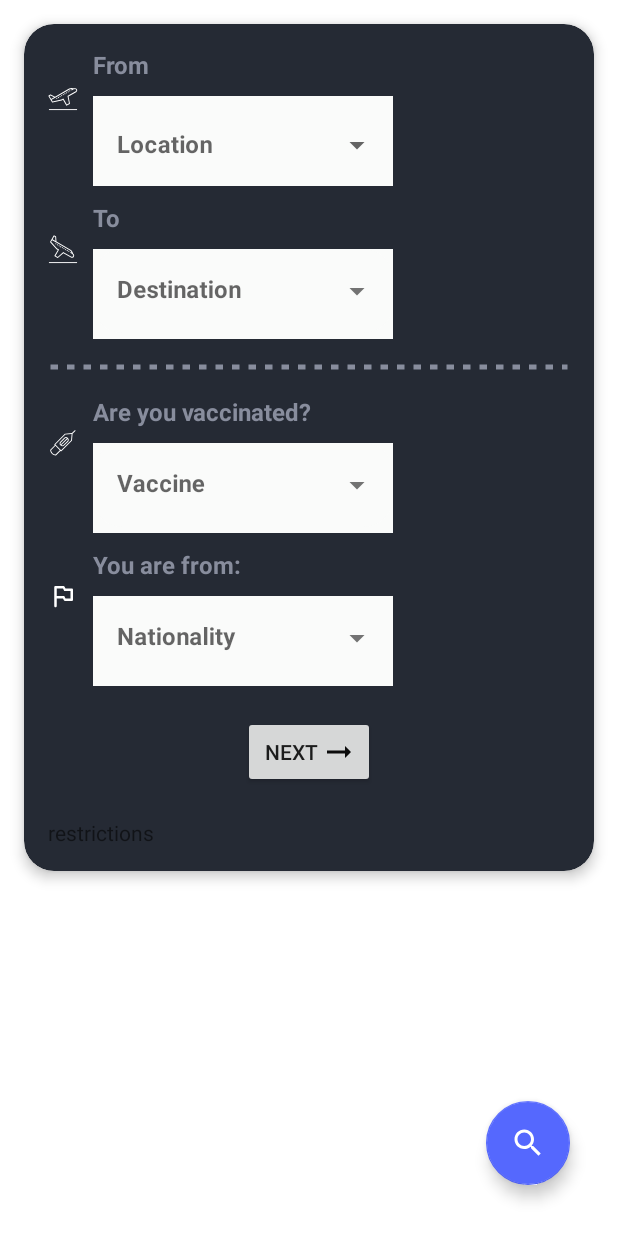
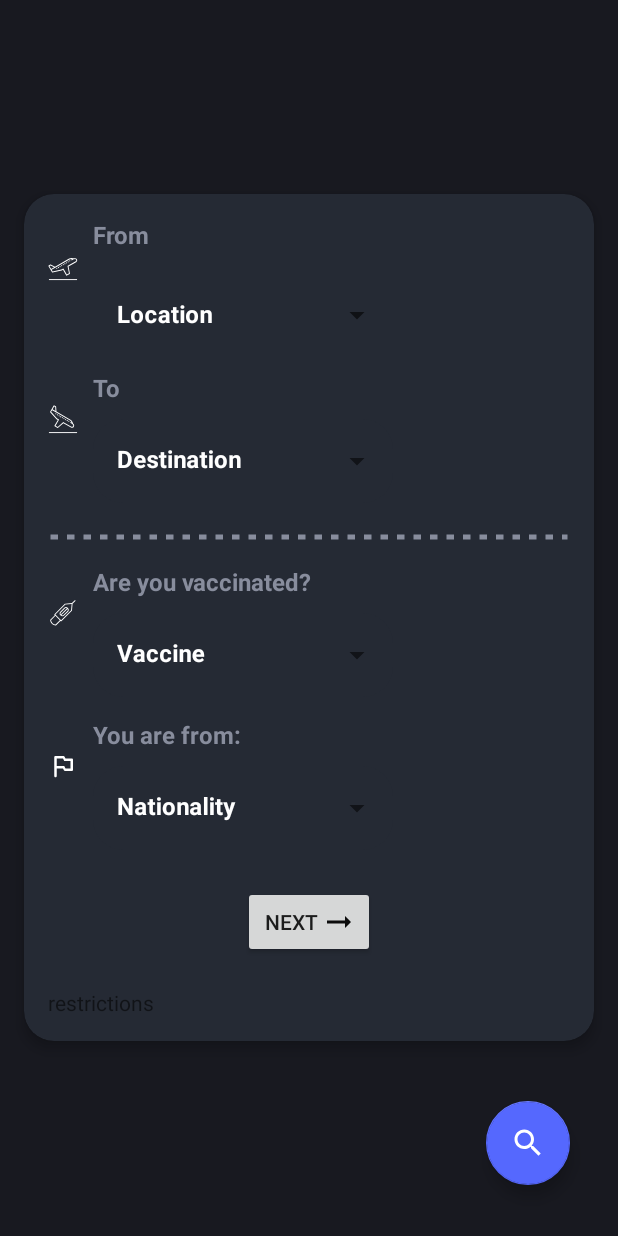
Before and after one commit to OmarKhachidze/Travel-19, an Android app: the ChooseAirportFragment screen opened through its navigation route, on a phone screen of 412 x 824 dp. Run offline under Robolectric (Android 15) with nearby library versions, the phone set to English and light mode, and no system bars; our stand-ins replace Dagger/Hilt's generated code; 1 statement that could not run was skipped.

Commit message:
refactor: change choose airport fragment ui

```diff
--- a/app/src/main/java/ge/bootcamp/travel19/ui/fragments/airport_restriction/AirportRestrictionFragment.kt
+++ b/app/src/main/java/ge/bootcamp/travel19/ui/fragments/airport_restriction/AirportRestrictionFragment.kt
@@ -75,6 +75,4 @@ class AirportRestrictionFragment : BaseFragment<FragmentAirportRestrictionBindin
             }
         }
     }
-
-
 }
--- a/app/src/main/java/ge/bootcamp/travel19/ui/fragments/auth/register/RegisterFragment.kt
+++ b/app/src/main/java/ge/bootcamp/travel19/ui/fragments/auth/register/RegisterFragment.kt
@@ -5,6 +5,7 @@ import androidx.fragment.app.activityViewModels
 import androidx.lifecycle.Lifecycle
 import androidx.lifecycle.lifecycleScope
 import androidx.lifecycle.repeatOnLifecycle
+import androidx.navigation.fragment.findNavController
 import ge.bootcamp.travel19.R
 import ge.bootcamp.travel19.databinding.FragmentRegisterBinding
 import ge.bootcamp.travel19.ui.fragments.BaseFragment
@@ -62,6 +63,8 @@ class RegisterFragment : BaseFragment<FragmentRegisterBinding>(FragmentRegisterB
     }
 
     override fun start() {
-
+            binding.tvSignIn.setOnClickListener {
+                findNavController().navigate(RegisterFragmentDirections.actionRegisterFragmentToMiHome())
+            }
     }
 }
--- a/app/src/main/java/ge/bootcamp/travel19/ui/fragments/search_country/adapter/CountriesAdapter.kt
+++ b/app/src/main/java/ge/bootcamp/travel19/ui/fragments/search_country/adapter/CountriesAdapter.kt
@@ -40,10 +40,10 @@ class CountriesAdapter :
             binding.tvCountryName.text = country.name
             binding.tvCountryCode.text =
                 country.alpha2Code.plus(binding.tvCountryCode.context.getString(R.string.dash))
-//            binding.ivCountry.setNetworkImage(country.flags?.png)
-            binding.ivCountry.apply {
-                setImageDrawable(ContextCompat.getDrawable(this.context, R.drawable.ic_georgia_flag))
-            }
+            binding.ivCountry.setNetworkImage(country.flags?.png)
+//            binding.ivCountry.apply {
+//                setImageDrawable(ContextCompat.getDrawable(this.context, R.drawable.ic_georgia_flag))
+//            }
 
             binding.root.setOnClickListener(this)
         }
--- a/app/src/main/res/layout/fragment_choose_airport.xml
+++ b/app/src/main/res/layout/fragment_choose_airport.xml
@@ -3,7 +3,8 @@
     xmlns:app="http://schemas.android.com/apk/res-auto"
     xmlns:tools="http://schemas.android.com/tools"
     android:layout_width="match_parent"
-    android:layout_height="wrap_content"
+    android:layout_height="match_parent"
+    android:background="@color/main_black"
     tools:context=".ui.fragments.choose_airport.ChooseAirportFragment">
 
     <com.google.android.material.card.MaterialCardView
@@ -52,9 +53,9 @@
                 android:layout_width="200dp"
                 android:layout_height="60dp"
                 android:layout_marginTop="-10dp"
-                android:background="#FFFFFF"
-                android:backgroundTint="#FAFBFA"
-                android:backgroundTintMode="multiply"
+                android:background="@color/light_black"
+                android:backgroundTint="@color/light_black"
+                android:textColorHint="@color/white"
                 app:boxCornerRadiusBottomEnd="20dp"
                 app:boxCornerRadiusBottomStart="20dp"
                 app:boxCornerRadiusTopEnd="20dp"
@@ -67,7 +68,8 @@
                     android:id="@+id/etAirportLocation"
                     android:layout_width="match_parent"
                     android:layout_height="wrap_content"
-                    android:backgroundTint="#FAFBFA"
+                    android:backgroundTint="@color/light_black"
+                    android:textColor="@color/white"
                     android:hint="Location"
                     android:inputType="none"
                     android:textSize="16sp"
@@ -103,9 +105,9 @@
                 android:layout_height="60dp"
                 android:layout_marginStart="10dp"
                 android:layout_marginTop="-10dp"
-                android:background="#FFFFFF"
-                android:backgroundTint="#FAFBFA"
-                android:backgroundTintMode="multiply"
+                android:background="@color/light_black"
+                android:backgroundTint="@color/light_black"
+                android:textColorHint="@color/white"
                 app:boxCollapsedPaddingTop="5dp"
                 app:boxCornerRadiusBottomEnd="20dp"
                 app:boxCornerRadiusBottomStart="20dp"
@@ -119,7 +121,8 @@
                     android:id="@+id/etAirportDestination"
                     android:layout_width="match_parent"
                     android:layout_height="wrap_content"
-                    android:backgroundTint="#FAFBFA"
+                    android:backgroundTint="@color/light_black"
+                    android:textColor="@color/white"
                     android:hint="Destination"
                     android:inputType="none"
                     android:textSize="16sp"
@@ -166,9 +169,9 @@
                 android:layout_height="60dp"
                 android:layout_marginStart="10dp"
                 android:layout_marginTop="-10dp"
-                android:background="#FFFFFF"
-                android:backgroundTint="#FAFBFA"
-                android:backgroundTintMode="multiply"
+                android:background="@color/light_black"
+                android:backgroundTint="@color/light_black"
+                android:textColorHint="@color/white"
                 app:boxCollapsedPaddingTop="5dp"
                 app:boxCornerRadiusBottomEnd="20dp"
                 app:boxCornerRadiusBottomStart="20dp"
@@ -182,7 +185,8 @@
                     android:id="@+id/etAirportVaccine"
                     android:layout_width="match_parent"
                     android:layout_height="wrap_content"
-                    android:backgroundTint="#FAFBFA"
+                    android:backgroundTint="@color/light_black"
+                    android:textColor="@color/white"
                     android:hint="Vaccine"
                     android:inputType="none"
                     android:textSize="16sp"
@@ -218,10 +222,14 @@
                 android:layout_height="60dp"
                 android:layout_marginStart="10dp"
                 android:layout_marginTop="-10dp"
-                android:background="#FFFFFF"
-                android:backgroundTint="#FAFBFA"
-                android:backgroundTintMode="multiply"
+                android:background="@color/light_black"
+                android:backgroundTint="@color/light_black"
+                android:textColorHint="@color/white"
                 app:boxCollapsedPaddingTop="5dp"
+                app:boxCornerRadiusBottomEnd="20dp"
+                app:boxCornerRadiusBottomStart="20dp"
+                app:boxCornerRadiusTopEnd="20dp"
+                app:boxCornerRadiusTopStart="20dp"
                 app:boxStrokeWidth="0dp"
                 app:layout_constraintStart_toEndOf="@+id/Nationality_img"
                 app:layout_constraintTop_toBottomOf="@+id/Nationality_img">
@@ -230,7 +238,8 @@
                     android:id="@+id/etAirportNationality"
                     android:layout_width="match_parent"
                     android:layout_height="wrap_content"
-                    android:backgroundTint="#FAFBFA"
+                    android:backgroundTint="@color/light_black"
+                    android:textColor="@color/white"
                     android:hint="Nationality"
                     android:inputType="none"
                     android:textSize="16sp"
```
